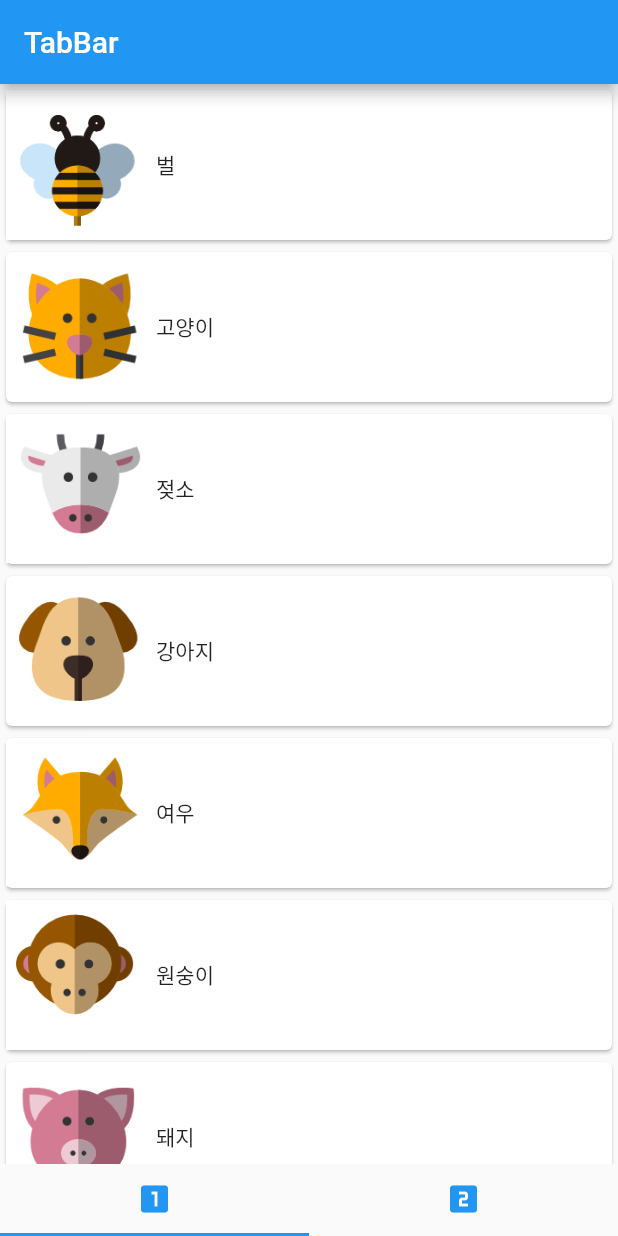
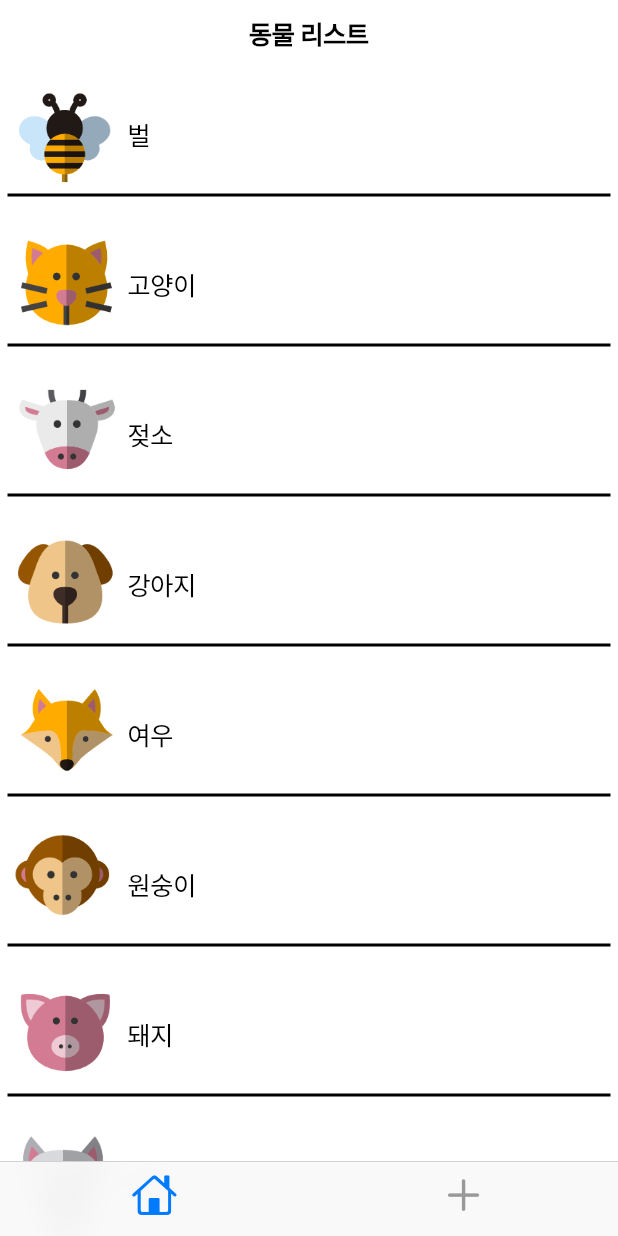
Before and after one commit to tintoll/doitflutter, a Flutter app: the screen it shows after launch, on a phone screen of 412 x 824 dp. Run offline on Flutter 3.47's test engine with Material 2 defaults, Android fonts, the light colour scheme and no system bars.

Commit message:
add Cupertino Style

```diff
--- /dev/null
+++ b/tab_listview_exam/lib/cupertino/cupertino_first_page.dart
@@ -0,0 +1,44 @@
+import 'package:flutter/cupertino.dart';
+import 'package:tab_listview_exam/animalItem.dart';
+
+class CupertinoFirstPage extends StatelessWidget {
+  final List<Animal> animalList;
+
+  const CupertinoFirstPage({Key key, this.animalList}) : super(key: key);
+
+  @override
+  Widget build(BuildContext context) {
+    return CupertinoPageScaffold(
+        navigationBar: CupertinoNavigationBar(
+          middle: Text('동물 리스트'),
+        ),
+        child: ListView.builder(
+          itemBuilder: (context, position) {
+            return Container(
+              padding: EdgeInsets.all(5),
+              height: 100,
+              child: Column(
+                children: [
+                  Row(
+                    children: [
+                      Image.asset(
+                        animalList[position].imagePath,
+                        width: 80,
+                        height: 80,
+                        fit: BoxFit.contain,
+                      ),
+                      Text(animalList[position].animalName)
+                    ],
+                  ),
+                  Container(
+                    height: 2,
+                    color: CupertinoColors.black,
+                  )
+                ],
+              ),
+            );
+          },
+          itemCount: animalList.length,
+        ));
+  }
+}
--- /dev/null
+++ b/tab_listview_exam/lib/cupertino/cupertino_main.dart
@@ -0,0 +1,58 @@
+import 'package:flutter/cupertino.dart';
+import 'package:tab_listview_exam/cupertino/cupertino_first_page.dart';
+import 'package:tab_listview_exam/cupertino/cupertino_seconds_page.dart';
+
+import '../animalItem.dart';
+
+class CupertinoMain extends StatefulWidget {
+  @override
+  _CupertinoMainState createState() => _CupertinoMainState();
+}
+
+class _CupertinoMainState extends State<CupertinoMain> {
+
+  CupertinoTabBar tabBar;
+  List<Animal> animalList = List();
+
+  @override
+  void initState() {
+    super.initState();
+    tabBar = CupertinoTabBar(items: [
+      BottomNavigationBarItem(icon: Icon(CupertinoIcons.home)),
+      BottomNavigationBarItem(icon: Icon(CupertinoIcons.add)),
+    ],);
+
+    animalList.add(Animal(animalName: "벌", kind: "곤충",
+        imagePath: "repo/images/bee.png"));
+    animalList.add(Animal(animalName: "고양이", kind: "포유류",
+        imagePath: "repo/images/cat.png"));
+    animalList.add(Animal(animalName: "젖소", kind: "포유류",
+        imagePath: "repo/images/cow.png"));
+    animalList.add(Animal(animalName: "강아지", kind: "포유류",
+        imagePath: "repo/images/dog.png"));
+    animalList.add(Animal(animalName: "여우", kind: "포유류",
+        imagePath: "repo/images/fox.png"));
+    animalList.add(Animal(animalName: "원숭이", kind: "영장류",
+        imagePath: "repo/images/monkey.png"));
+    animalList.add(Animal(animalName: "돼지", kind: "포유류",
+        imagePath: "repo/images/pig.png"));
+    animalList.add(Animal(animalName: "늑대", kind: "포유류",
+        imagePath: "repo/images/wolf.png"));
+  }
+
+
+  @override
+  Widget build(BuildContext context) {
+    return CupertinoApp(
+        home: CupertinoTabScaffold(
+      tabBuilder: (context, index) {
+        if (index == 0) {
+          return CupertinoFirstPage(animalList: animalList,);
+        } else {
+          return CupertinoSecondsPage(animalList: animalList,);
+        }
+      },
+      tabBar: tabBar,
+    ));
+  }
+}
--- a/tab_listview_exam/lib/main.dart
+++ b/tab_listview_exam/lib/main.dart
@@ -1,10 +1,11 @@
 import 'package:flutter/material.dart';
 import 'package:tab_listview_exam/animalItem.dart';
+import 'package:tab_listview_exam/cupertino/cupertino_main.dart';
 import 'package:tab_listview_exam/first_page.dart';
 import 'package:tab_listview_exam/seconds_page.dart';
 
 void main() {
-  runApp(MyApp());
+  runApp(CupertinoMain());
 }
 
 class MyApp extends StatelessWidget {
```
Also changed, not shown: tab_listview_exam/lib/cupertino/cupertino_seconds_page.dart (added, +165 -0 lines).
